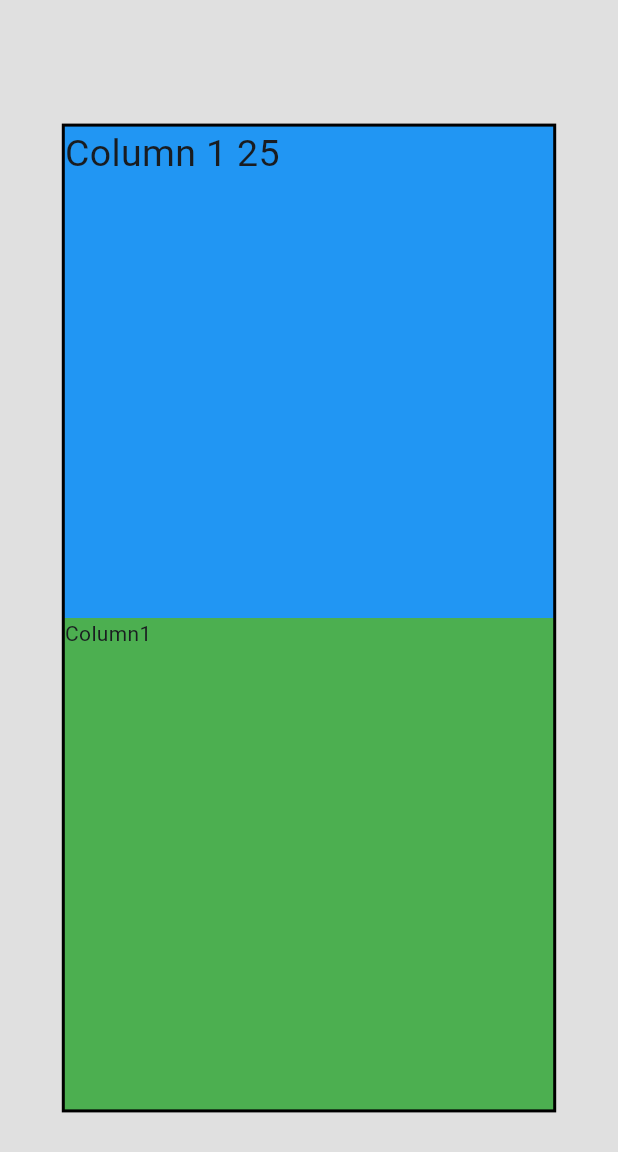
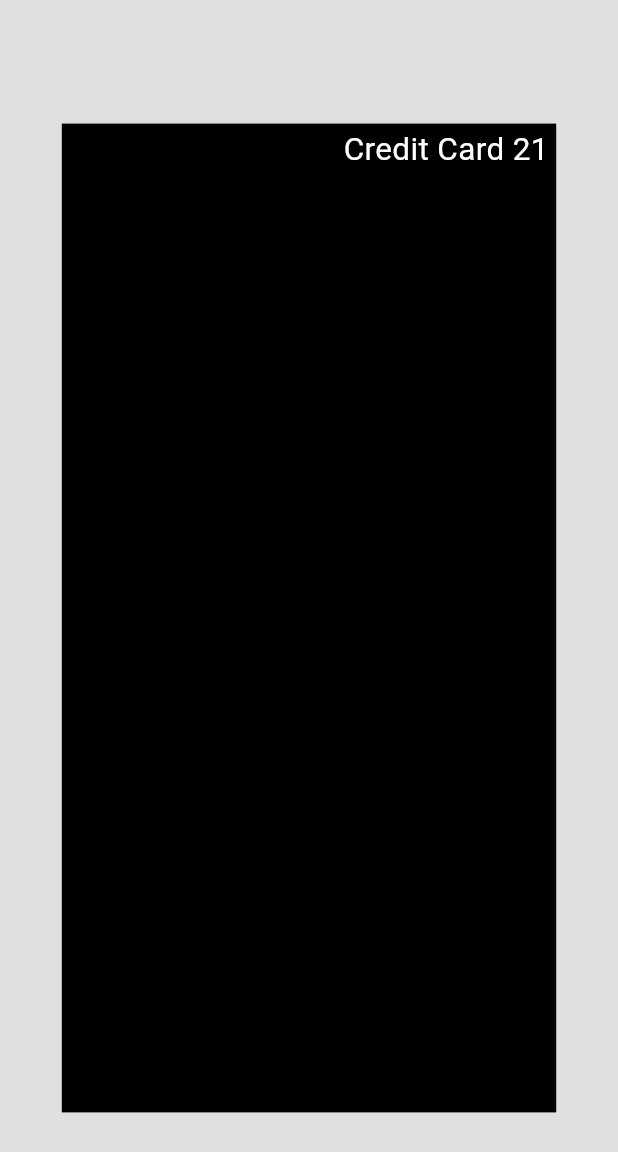
Before and after one commit to notakm/flutter_credit_card, a Flutter app: the screen it shows after launch, on a phone screen of 412 x 824 dp. Shown: the top 1152 px of the screen. Run offline on Flutter 3.47's test engine with Material 3 defaults, Android fonts, the phone set to English and light mode, and no system bars.

Commit message:
Credit Card - Alignment Check

```diff
--- a/lib/DesktopHome.dart
+++ b/lib/DesktopHome.dart
@@ -19,22 +19,18 @@ class DesktopHome extends StatelessWidget {
           width: constraints.maxWidth * 0.8,
           height: constraints.maxHeight * 0.8,
           child: LayoutBuilder( builder: (context, constraints) {
-            return Column(
+            return Stack(
               children: [
-                Expanded(
-                  child: Container(
-                    width: constraints.maxWidth,
-                    color: Colors.blue,
-                    child: Text("Column 1 ${(constraints.maxWidth * 0.04).clamp(25,52)}" , style: TextStyle(
-                      fontSize: (constraints.maxWidth * 0.04).clamp(25,52)
+                Align(
+                  alignment: Alignment.topRight,
+                  child: Padding(
+                    padding: const EdgeInsets.only(
+                      right: 3
+                    ),
+                    child: Text("Credit Card ${(constraints.maxWidth * 0.03).clamp(21,35)}" , style: TextStyle(
+                      color: Colors.white,
+                      fontSize: (constraints.maxWidth * 0.03).clamp(21,35)
                     ),),
-                  ),
-                ),
-                Expanded(
-                  child: Container(
-                    width: constraints.maxWidth,
-                    color: Colors.green,
-                    child: Text('Column1'),
                   ),
                 )
               ],
```
